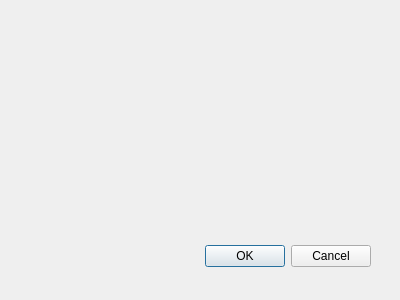
The window that TeApSy/startdialog.ui (Mar94oK/TeApSy) describes before a commit, drawn with Qt 5.
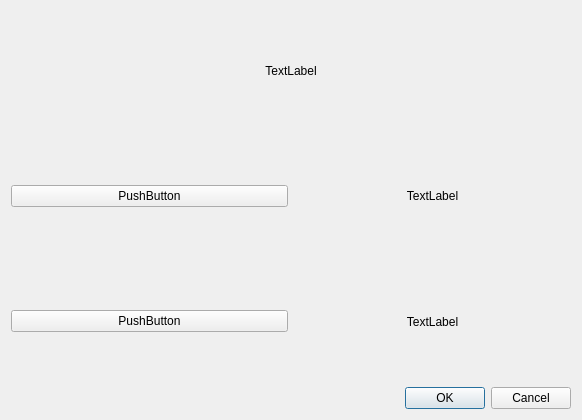
The same window after the commit.

Commit message: Start dialog

```diff
--- a/TeApSy/startdialog.ui
+++ b/TeApSy/startdialog.ui
@@ -8,29 +8,84 @@
    <rect>
     <x>0</x>
     <y>0</y>
-    <width>400</width>
-    <height>300</height>
+    <width>582</width>
+    <height>420</height>
    </rect>
   </property>
   <property name="windowTitle">
    <string>Dialog</string>
   </property>
-  <widget name="buttonBox" class="QDialogButtonBox">
-   <property name="geometry">
-    <rect>
-     <x>30</x>
-     <y>240</y>
-     <width>341</width>
-     <height>32</height>
-    </rect>
-   </property>
-   <property name="orientation">
-    <enum>Qt::Horizontal</enum>
-   </property>
-   <property name="standardButtons">
-    <set>QDialogButtonBox::Cancel|QDialogButtonBox::Ok</set>
-   </property>
-  </widget>
+  <layout class="QGridLayout" name="gridLayout">
+   <item row="1" column="0">
+    <layout class="QHBoxLayout" name="horizontalLayout_2">
+     <item>
+      <widget class="QPushButton" name="btnSiPSapphire">
+       <property name="text">
+        <string>PushButton</string>
+       </property>
+      </widget>
+     </item>
+     <item>
+      <widget class="QLabel" name="lblSiPSapphire">
+       <property name="text">
+        <string>TextLabel</string>
+       </property>
+       <property name="alignment">
+        <set>Qt::AlignCenter</set>
+       </property>
+      </widget>
+     </item>
+    </layout>
+   </item>
+   <item row="0" column="0">
+    <layout class="QHBoxLayout" name="horizontalLayout_3">
+     <item>
+      <widget class="QLabel" name="lblAboutProgramm">
+       <property name="text">
+        <string>TextLabel</string>
+       </property>
+       <property name="alignment">
+        <set>Qt::AlignCenter</set>
+       </property>
+      </widget>
+     </item>
+    </layout>
+   </item>
+   <item row="2" column="0">
+    <layout class="QHBoxLayout" name="horizontalLayout">
+     <item>
+      <widget class="QPushButton" name="btnB731">
+       <property name="text">
+        <string>PushButton</string>
+       </property>
+      </widget>
+     </item>
+     <item>
+      <widget class="QLabel" name="lblB731">
+       <property name="text">
+        <string>TextLabel</string>
+       </property>
+       <property name="alignment">
+        <set>Qt::AlignCenter</set>
+       </property>
+      </widget>
+     </item>
+    </layout>
+   </item>
+   <item row="4" column="0">
+    <widget class="QDialogButtonBox" name="buttonBox">
+     <property name="orientation">
+      <enum>Qt::Horizontal</enum>
+     </property>
+     <property name="standardButtons">
+      <set>QDialogButtonBox::Cancel|QDialogButtonBox::Ok</set>
+     </property>
+    </widget>
+   </item>
+   <item row="3" column="0">
+    <layout class="QHBoxLayout" name="horizontalLayout_4"/>
+   </item>
+  </layout>
  </widget>
  <pixmapfunction/>
  <resources/>
```
Left out of the diff: 7 changed lines with no effect on the pictures.
